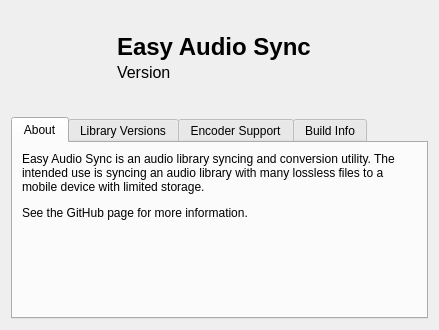
This is src/ui/about.ui in complexlogic/EasyAudioSync as Qt 5 draws it before an edit. The edited form follows.
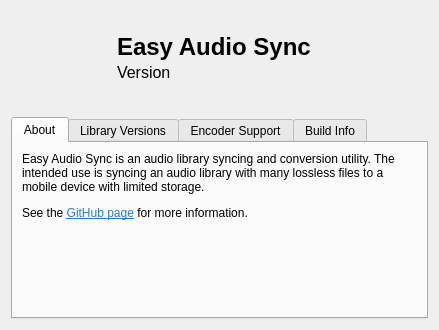
This is the edited form. Icons and pictures are not drawn.

What changed in the file:
```diff
--- a/src/ui/about.ui
+++ b/src/ui/about.ui
@@ -148,7 +148,7 @@
        <item>
         <widget class="QLabel" name="label_4">
          <property name="text">
-          <string>&lt;html&gt;&lt;head/&gt;&lt;body&gt;&lt;p&gt;Easy Audio Sync is an audio library syncing and conversion utility. The intended use is syncing an audio library with many lossless files to a mobile device with limited storage.&lt;/p&gt;&lt;p&gt;See the GitHub page for more information.&lt;/p&gt;&lt;/body&gt;&lt;/html&gt;</string>
+          <string>&lt;html&gt;&lt;head/&gt;&lt;body&gt;&lt;p&gt;Easy Audio Sync is an audio library syncing and conversion utility. The intended use is syncing an audio library with many lossless files to a mobile device with limited storage.&lt;/p&gt;&lt;p&gt;See the &lt;a href=&quot;https://github.com/complexlogic/EasyAudioSync&quot;&gt;&lt;span style=&quot; text-decoration: underline; color:#2980b9;&quot;&gt;GitHub page&lt;/span&gt;&lt;/a&gt; for more information.&lt;/p&gt;&lt;/body&gt;&lt;/html&gt;</string>
          </property>
          <property name="alignment">
           <set>Qt::AlignLeading|Qt::AlignLeft|Qt::AlignTop</set>
```
Left out of the diff: 4 changed lines with no effect on the pictures.
